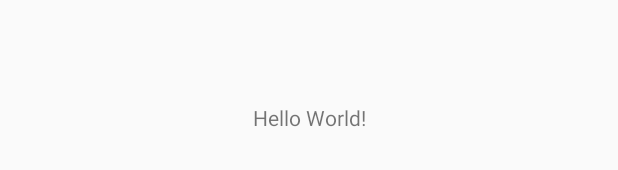
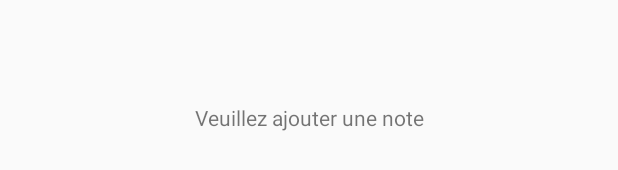
Before and after one commit to Anthony-AUDOIN/KeepNote, an Android app: the layout activity_main.xml on its own in the app's theme, with its tools: preview values and no code run, on a phone screen of 412 x 824 dp. Shown: the part 501-671 px from the top of the screen. Run offline under Robolectric (Android 15) with nearby library versions, the phone set to English and light mode, and no system bars.

Commit message:
Test de commit via Android Studio

```diff
--- a/app/src/main/res/layout/activity_main.xml
+++ b/app/src/main/res/layout/activity_main.xml
@@ -9,7 +9,7 @@
     <TextView
         android:layout_width="wrap_content"
         android:layout_height="wrap_content"
-        android:text="Hello World!"
+        android:text="Veuillez ajouter une note"
         app:layout_constraintBottom_toBottomOf="parent"
         app:layout_constraintLeft_toLeftOf="parent"
         app:layout_constraintRight_toRightOf="parent"
```
